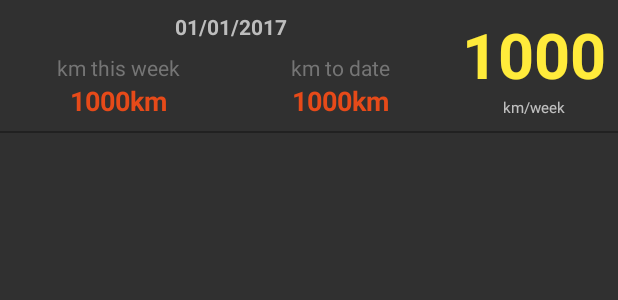
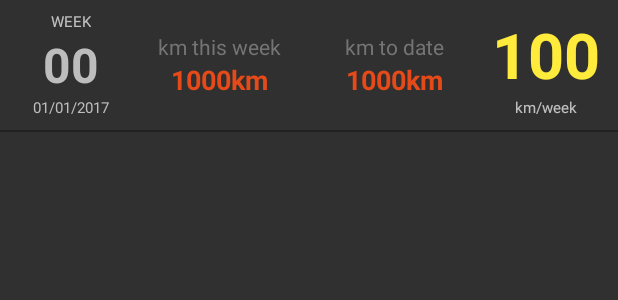
Before and after one commit to samtaylor/StravaApp, an Android app: the layout list_item_pace.xml on its own in the app's theme, with its tools: preview values and no code run, on a phone screen of 412 x 824 dp. Shown: the top 300 px of the screen. Run offline under Robolectric (Android 15) with nearby library versions, the phone set to English and light mode, and no system bars.

Commit message:
improved the layout

```diff
--- a/app/src/main/java/samtaylor/stravaapp/ui/MainActivity.kt
+++ b/app/src/main/java/samtaylor/stravaapp/ui/MainActivity.kt
@@ -187,7 +187,8 @@ class MainActivity : AppCompatActivity() {
 
             val simpleDateFormat = SimpleDateFormat("dd/MM/yyyy", Locale.UK)
 
-            itemView.findViewById<TextView>(R.id.date).text = itemView.context.getString(R.string.week_format, week + 1, simpleDateFormat.format(date.time))
+            itemView.findViewById<TextView>(R.id.date).text = simpleDateFormat.format(date.time)
+            itemView.findViewById<TextView>(R.id.weekNumber).text = itemView.context.getString(R.string.week_format, week + 1)
 
             itemView.distance.text = itemView.context.getString(R.string.km_format, distance/1000F)
             itemView.totalDistanceToDate.text = itemView.context.getString(R.string.km_format, totalDistance/1000F)
--- a/app/src/main/res/layout/list_item_pace.xml
+++ b/app/src/main/res/layout/list_item_pace.xml
@@ -8,33 +8,62 @@
 
     <LinearLayout
         android:layout_width="match_parent"
-        android:layout_height="wrap_content"
-        android:orientation="horizontal">
+        android:layout_height="match_parent"
+        android:orientation="horizontal"
+        android:weightSum="10"
+        android:paddingLeft="8dp"
+        android:paddingRight="8dp">
 
         <LinearLayout
             android:layout_width="0dp"
-            android:layout_weight="1"
-            android:layout_height="wrap_content"
+            android:layout_height="match_parent"
+            android:layout_weight="2"
             android:orientation="vertical"
-            android:paddingTop="8dp"
-            android:paddingBottom="8dp"
-            android:paddingLeft="8dp"
-            android:paddingRight="4dp">
+            android:paddingLeft="4dp"
+            android:paddingRight="4dp"
+            android:gravity="center">
+
+            <TextView
+                android:layout_width="wrap_content"
+                android:layout_height="wrap_content"
+                android:text="@string/title_week"
+                android:textSize="10sp"/>
+
+            <TextView
+                android:id="@+id/weekNumber"
+                android:layout_width="wrap_content"
+                android:layout_height="wrap_content"
+                android:textSize="32dp"
+                android:textStyle="bold"
+                android:textColor="@color/divider"
+                tools:text="00"/>
 
             <TextView
                 android:id="@+id/date"
-                android:gravity="center"
-                android:textStyle="bold"
-                android:layout_width="match_parent"
+                android:layout_width="wrap_content"
                 android:layout_height="wrap_content"
                 android:textColor="@color/divider"
+                android:textSize="10sp"
                 tools:text="01/01/2017"/>
+
+        </LinearLayout>
+
+        <LinearLayout
+            android:layout_width="0dp"
+            android:layout_weight="6"
+            android:layout_height="match_parent"
+            android:orientation="vertical"
+            android:gravity="center"
+            android:paddingTop="8dp"
+            android:paddingBottom="8dp"
+            android:paddingLeft="4dp"
+            android:paddingRight="4dp">
+
 
             <LinearLayout
                 android:layout_width="match_parent"
                 android:layout_height="wrap_content"
-                android:orientation="horizontal"
-                android:paddingTop="8dp">
+                android:orientation="horizontal">
 
                 <LinearLayout
                     android:layout_width="0dp"
@@ -98,27 +127,25 @@
         </LinearLayout>
 
         <LinearLayout
-            android:layout_width="wrap_content"
+            android:layout_width="0dp"
             android:layout_height="match_parent"
+            android:layout_weight="2"
             android:paddingTop="8dp"
             android:paddingBottom="8dp"
-            android:paddingRight="8dp"
-            android:paddingLeft="4dp"
+            android:gravity="center"
             android:orientation="vertical">
 
             <TextView
                 android:id="@+id/adjustedPace"
-                android:gravity="center"
-                android:layout_width="match_parent"
+                android:layout_width="wrap_content"
                 android:layout_height="wrap_content"
                 android:textSize="42dp"
                 android:textStyle="bold"
                 android:textColor="@color/accent"
-                tools:text="1000"/>
+                tools:text="100"/>
 
             <TextView
-                android:gravity="center"
-                android:layout_width="match_parent"
+                android:layout_width="wrap_content"
                 android:layout_height="wrap_content"
                 android:textSize="10dp"
                 android:text="@string/adjusted_pace"/>
--- a/app/src/main/res/values/strings.xml
+++ b/app/src/main/res/values/strings.xml
@@ -12,8 +12,9 @@
     <string name="title_set_target">Set a Target</string>
     <string name="title_authenticate">Connect to Strava</string>
     <string name="title_main">My Adjusted Pace</string>
+    <string name="title_week">WEEK</string>
 
-    <string name="week_format">week %1$d starting %2$s</string>
+    <string name="week_format">%1$d</string>
     <string name="km_this_week">km this week</string>
     <string name="total_km_to_date">km to date</string>
     <string name="adjusted_pace">km/week</string>
```
